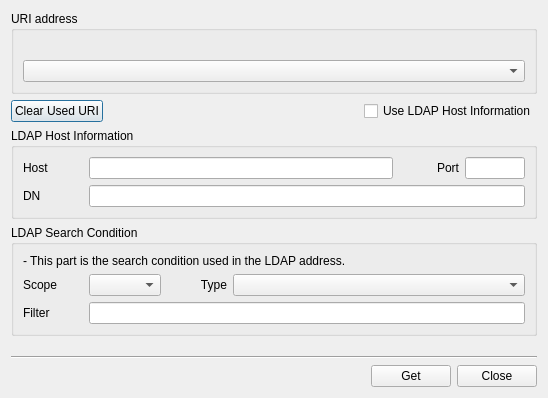
First picture: the form in BerEditor/get_uri_dlg.ui, repository jykim74/BerEditor, before the edit.
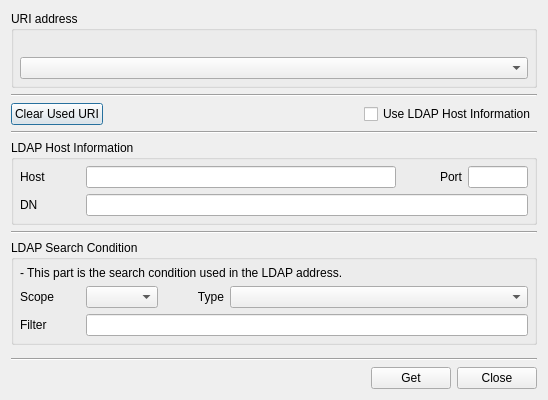
Second picture: the form after the edit.

```diff
--- a/BerEditor/get_uri_dlg.ui
+++ b/BerEditor/get_uri_dlg.ui
@@ -7,7 +7,7 @@
     <x>0</x>
     <y>0</y>
     <width>548</width>
-    <height>398</height>
+    <height>400</height>
    </rect>
   </property>
   <property name="windowTitle">
@@ -20,6 +20,18 @@
       <string>URI address</string>
      </property>
      <layout class="QGridLayout" name="gridLayout_3">
+      <property name="leftMargin">
+       <number>6</number>
+      </property>
+      <property name="topMargin">
+       <number>6</number>
+      </property>
+      <property name="rightMargin">
+       <number>6</number>
+      </property>
+      <property name="bottomMargin">
+       <number>6</number>
+      </property>
       <item row="1" column="0">
        <widget class="QComboBox" name="mURICombo">
         <property name="minimumSize">
@@ -46,6 +58,13 @@
      </layout>
     </widget>
    </item>
+   <item>
+    <widget class="Line" name="line_2">
+     <property name="orientation">
+      <enum>Qt::Horizontal</enum>
+     </property>
+    </widget>
+   </item>
    <item>
     <layout class="QGridLayout" name="gridLayout_6">
      <property name="topMargin">
@@ -80,12 +99,31 @@
      </item>
     </layout>
    </item>
+   <item>
+    <widget class="Line" name="line_3">
+     <property name="orientation">
+      <enum>Qt::Horizontal</enum>
+     </property>
+    </widget>
+   </item>
    <item>
     <widget class="QGroupBox" name="mHostInfoGroup">
      <property name="title">
       <string>LDAP Host Information</string>
      </property>
      <layout class="QVBoxLayout" name="verticalLayout">
+      <property name="leftMargin">
+       <number>6</number>
+      </property>
+      <property name="topMargin">
+       <number>6</number>
+      </property>
+      <property name="rightMargin">
+       <number>6</number>
+      </property>
+      <property name="bottomMargin">
+       <number>6</number>
+      </property>
       <item>
        <layout class="QGridLayout" name="gridLayout_4">
         <property name="topMargin">
@@ -174,12 +212,31 @@
      </layout>
     </widget>
    </item>
+   <item>
+    <widget class="Line" name="line_4">
+     <property name="orientation">
+      <enum>Qt::Horizontal</enum>
+     </property>
+    </widget>
+   </item>
    <item>
     <widget class="QGroupBox" name="mLDAPSearchGroup">
      <property name="title">
       <string>LDAP Search Condition</string>
      </property>
      <layout class="QVBoxLayout" name="verticalLayout_2">
+      <property name="leftMargin">
+       <number>6</number>
+      </property>
+      <property name="topMargin">
+       <number>6</number>
+      </property>
+      <property name="rightMargin">
+       <number>6</number>
+      </property>
+      <property name="bottomMargin">
+       <number>6</number>
+      </property>
       <item>
        <widget class="QLabel" name="label">
         <property name="text">
```
